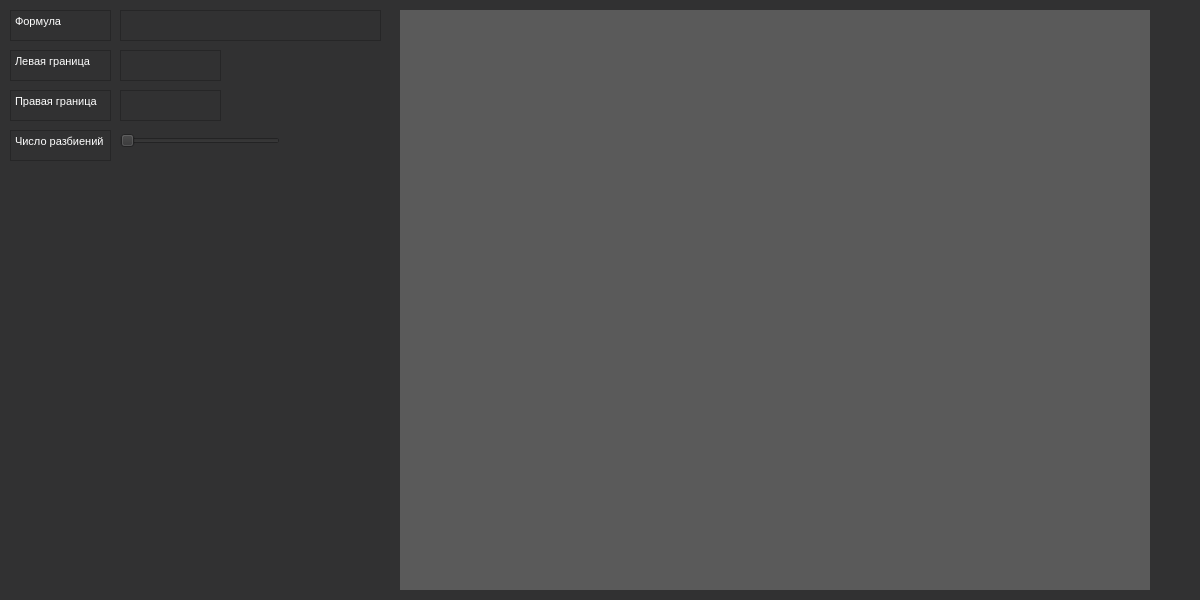
The window that Integral/integral.ui (grishasolakhyan/Python) describes before a commit, drawn with Qt 5.
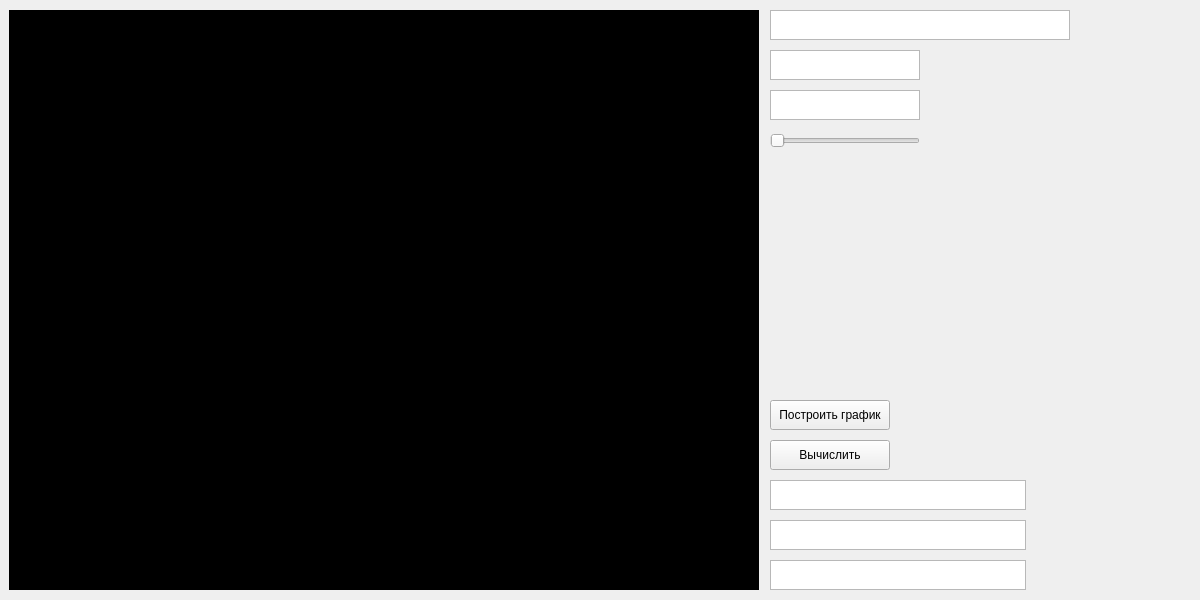
The same window after the commit.

What changed in the file:
```diff
--- a/Integral/integral.ui
+++ b/Integral/integral.ui
@@ -14,170 +14,125 @@
    <string>MainWindow</string>
   </property>
   <property name="styleSheet">
-   <string notr="true">background-color: rgb(49, 49, 50);</string>
+   <string notr="true"/>
   </property>
   <widget class="QWidget" name="centralwidget">
-   <widget class="QWidget" name="widget" native="true">
+   <widget class="QTextEdit" name="equation">
     <property name="geometry">
      <rect>
-      <x>400</x>
+      <x>770</x>
       <y>10</y>
-      <width>750</width>
-      <height>580</height>
+      <width>300</width>
+      <height>30</height>
      </rect>
     </property>
-    <property name="styleSheet">
-     <string notr="true">background-color: rgb(90, 90, 90);</string>
-    </property>
    </widget>
    <widget class="QTextEdit" name="textEdit">
     <property name="geometry">
      <rect>
-      <x>120</x>
-      <y>10</y>
-      <width>261</width>
-      <height>31</height>
-     </rect>
-    </property>
-    <property name="styleSheet">
-     <string notr="true">color: rgb(255, 255, 255);</string>
-    </property>
-    <property name="html">
-     <string>&lt;!DOCTYPE HTML PUBLIC &quot;-//W3C//DTD HTML 4.0//EN&quot; &quot;http://www.w3.org/TR/REC-html40/strict.dtd&quot;&gt;
-&lt;html&gt;&lt;head&gt;&lt;meta name=&quot;qrichtext&quot; content=&quot;1&quot; /&gt;&lt;style type=&quot;text/css&quot;&gt;
-p, li { white-space: pre-wrap; }
-&lt;/style&gt;&lt;/head&gt;&lt;body style=&quot; font-family:'MS Shell Dlg 2'; font-size:8.25pt; font-weight:400; font-style:normal;&quot;&gt;
-&lt;p style=&quot;-qt-paragraph-type:empty; margin-top:0px; margin-bottom:0px; margin-left:0px; margin-right:0px; -qt-block-indent:0; text-indent:0px;&quot;&gt;&lt;br /&gt;&lt;/p&gt;&lt;/body&gt;&lt;/html&gt;</string>
-    </property>
-   </widget>
-   <widget class="QTextEdit" name="textEdit_2">
-    <property name="geometry">
-     <rect>
-      <x>120</x>
+      <x>770</x>
       <y>50</y>
-      <width>101</width>
-      <height>31</height>
+      <width>150</width>
+      <height>30</height>
      </rect>
     </property>
-    <property name="html">
-     <string>&lt;!DOCTYPE HTML PUBLIC &quot;-//W3C//DTD HTML 4.0//EN&quot; &quot;http://www.w3.org/TR/REC-html40/strict.dtd&quot;&gt;
-&lt;html&gt;&lt;head&gt;&lt;meta name=&quot;qrichtext&quot; content=&quot;1&quot; /&gt;&lt;style type=&quot;text/css&quot;&gt;
-p, li { white-space: pre-wrap; }
-&lt;/style&gt;&lt;/head&gt;&lt;body style=&quot; font-family:'MS Shell Dlg 2'; font-size:8.25pt; font-weight:400; font-style:normal;&quot;&gt;
-&lt;p style=&quot;-qt-paragraph-type:empty; margin-top:0px; margin-bottom:0px; margin-left:0px; margin-right:0px; -qt-block-indent:0; text-indent:0px;&quot;&gt;&lt;br /&gt;&lt;/p&gt;&lt;/body&gt;&lt;/html&gt;</string>
-    </property>
    </widget>
    <widget class="QTextEdit" name="textEdit_3">
     <property name="geometry">
      <rect>
-      <x>120</x>
+      <x>770</x>
       <y>90</y>
-      <width>101</width>
-      <height>31</height>
+      <width>150</width>
+      <height>30</height>
      </rect>
     </property>
-    <property name="html">
-     <string>&lt;!DOCTYPE HTML PUBLIC &quot;-//W3C//DTD HTML 4.0//EN&quot; &quot;http://www.w3.org/TR/REC-html40/strict.dtd&quot;&gt;
-&lt;html&gt;&lt;head&gt;&lt;meta name=&quot;qrichtext&quot; content=&quot;1&quot; /&gt;&lt;style type=&quot;text/css&quot;&gt;
-p, li { white-space: pre-wrap; }
-&lt;/style&gt;&lt;/head&gt;&lt;body style=&quot; font-family:'MS Shell Dlg 2'; font-size:8.25pt; font-weight:400; font-style:normal;&quot;&gt;
-&lt;p style=&quot;-qt-paragraph-type:empty; margin-top:0px; margin-bottom:0px; margin-left:0px; margin-right:0px; -qt-block-indent:0; text-indent:0px;&quot;&gt;&lt;br /&gt;&lt;/p&gt;&lt;/body&gt;&lt;/html&gt;</string>
-    </property>
    </widget>
    <widget class="QSlider" name="horizontalSlider">
     <property name="geometry">
      <rect>
-      <x>120</x>
+      <x>770</x>
       <y>130</y>
-      <width>160</width>
+      <width>150</width>
       <height>22</height>
      </rect>
     </property>
-    <property name="minimum">
-     <number>1</number>
-    </property>
     <property name="orientation">
      <enum>Qt::Horizontal</enum>
     </property>
    </widget>
-   <widget class="QTextBrowser" name="textBrowser">
+   <widget class="QPushButton" name="btn_graph">
     <property name="geometry">
      <rect>
-      <x>10</x>
+      <x>770</x>
+      <y>400</y>
+      <width>120</width>
+      <height>30</height>
+     </rect>
+    </property>
+    <property name="styleSheet">
+     <string notr="true"/>
+    </property>
+    <property name="text">
+     <string>Построить график</string>
+    </property>
+   </widget>
+   <widget class="QPushButton" name="btn_integral">
+    <property name="geometry">
+     <rect>
+      <x>770</x>
+      <y>440</y>
+      <width>120</width>
+      <height>30</height>
+     </rect>
+    </property>
+    <property name="styleSheet">
+     <string notr="true"/>
+    </property>
+    <property name="text">
+     <string>Вычислить</string>
+    </property>
+   </widget>
+   <widget class="QTextBrowser" name="result_rect">
+    <property name="geometry">
+     <rect>
+      <x>770</x>
+      <y>480</y>
+      <width>256</width>
+      <height>30</height>
+     </rect>
+    </property>
+   </widget>
+   <widget class="QTextBrowser" name="result_trap">
+    <property name="geometry">
+     <rect>
+      <x>770</x>
+      <y>520</y>
+      <width>256</width>
+      <height>30</height>
+     </rect>
+    </property>
+   </widget>
+   <widget class="QTextBrowser" name="result_Simp">
+    <property name="geometry">
+     <rect>
+      <x>770</x>
+      <y>560</y>
+      <width>256</width>
+      <height>30</height>
+     </rect>
+    </property>
+   </widget>
+   <widget class="QWidget" name="widget" native="true">
+    <property name="geometry">
+     <rect>
+      <x>9</x>
       <y>10</y>
-      <width>101</width>
-      <height>31</height>
+      <width>750</width>
+      <height>580</height>
      </rect>
     </property>
     <property name="styleSheet">
-     <string notr="true">color: rgb(255, 255, 255);</string>
-    </property>
-    <property name="html">
-     <string>&lt;!DOCTYPE HTML PUBLIC &quot;-//W3C//DTD HTML 4.0//EN&quot; &quot;http://www.w3.org/TR/REC-html40/strict.dtd&quot;&gt;
-&lt;html&gt;&lt;head&gt;&lt;meta name=&quot;qrichtext&quot; content=&quot;1&quot; /&gt;&lt;style type=&quot;text/css&quot;&gt;
-p, li { white-space: pre-wrap; }
-&lt;/style&gt;&lt;/head&gt;&lt;body style=&quot; font-family:'MS Shell Dlg 2'; font-size:8.25pt; font-weight:400; font-style:normal;&quot;&gt;
-&lt;p style=&quot; margin-top:0px; margin-bottom:0px; margin-left:0px; margin-right:0px; -qt-block-indent:0; text-indent:0px;&quot;&gt;&lt;span style=&quot; color:#ffffff;&quot;&gt;Формула&lt;/span&gt;&lt;/p&gt;&lt;/body&gt;&lt;/html&gt;</string>
-    </property>
-   </widget>
-   <widget class="QTextBrowser" name="textBrowser_2">
-    <property name="geometry">
-     <rect>
-      <x>10</x>
-      <y>50</y>
-      <width>101</width>
-      <height>31</height>
-     </rect>
-    </property>
-    <property name="styleSheet">
-     <string notr="true">color: rgb(255, 255, 255);</string>
-    </property>
-    <property name="html">
-     <string>&lt;!DOCTYPE HTML PUBLIC &quot;-//W3C//DTD HTML 4.0//EN&quot; &quot;http://www.w3.org/TR/REC-html40/strict.dtd&quot;&gt;
-&lt;html&gt;&lt;head&gt;&lt;meta name=&quot;qrichtext&quot; content=&quot;1&quot; /&gt;&lt;style type=&quot;text/css&quot;&gt;
-p, li { white-space: pre-wrap; }
-&lt;/style&gt;&lt;/head&gt;&lt;body style=&quot; font-family:'MS Shell Dlg 2'; font-size:8.25pt; font-weight:400; font-style:normal;&quot;&gt;
-&lt;p style=&quot; margin-top:0px; margin-bottom:0px; margin-left:0px; margin-right:0px; -qt-block-indent:0; text-indent:0px;&quot;&gt;Левая граница&lt;/p&gt;&lt;/body&gt;&lt;/html&gt;</string>
-    </property>
-   </widget>
-   <widget class="QTextBrowser" name="textBrowser_3">
-    <property name="geometry">
-     <rect>
-      <x>10</x>
-      <y>130</y>
-      <width>101</width>
-      <height>31</height>
-     </rect>
-    </property>
-    <property name="styleSheet">
-     <string notr="true">color: rgb(255, 255, 255);</string>
-    </property>
-    <property name="html">
-     <string>&lt;!DOCTYPE HTML PUBLIC &quot;-//W3C//DTD HTML 4.0//EN&quot; &quot;http://www.w3.org/TR/REC-html40/strict.dtd&quot;&gt;
-&lt;html&gt;&lt;head&gt;&lt;meta name=&quot;qrichtext&quot; content=&quot;1&quot; /&gt;&lt;style type=&quot;text/css&quot;&gt;
-p, li { white-space: pre-wrap; }
-&lt;/style&gt;&lt;/head&gt;&lt;body style=&quot; font-family:'MS Shell Dlg 2'; font-size:8.25pt; font-weight:400; font-style:normal;&quot;&gt;
-&lt;p style=&quot; margin-top:0px; margin-bottom:0px; margin-left:0px; margin-right:0px; -qt-block-indent:0; text-indent:0px;&quot;&gt;&lt;span style=&quot; color:#ffffff;&quot;&gt;Число разбиений&lt;/span&gt;&lt;/p&gt;&lt;/body&gt;&lt;/html&gt;</string>
-    </property>
-   </widget>
-   <widget class="QTextBrowser" name="textBrowser_4">
-    <property name="geometry">
-     <rect>
-      <x>10</x>
-      <y>90</y>
-      <width>101</width>
-      <height>31</height>
-     </rect>
-    </property>
-    <property name="styleSheet">
-     <string notr="true">color: rgb(255, 255, 255);</string>
-    </property>
-    <property name="html">
-     <string>&lt;!DOCTYPE HTML PUBLIC &quot;-//W3C//DTD HTML 4.0//EN&quot; &quot;http://www.w3.org/TR/REC-html40/strict.dtd&quot;&gt;
-&lt;html&gt;&lt;head&gt;&lt;meta name=&quot;qrichtext&quot; content=&quot;1&quot; /&gt;&lt;style type=&quot;text/css&quot;&gt;
-p, li { white-space: pre-wrap; }
-&lt;/style&gt;&lt;/head&gt;&lt;body style=&quot; font-family:'MS Shell Dlg 2'; font-size:8.25pt; font-weight:400; font-style:normal;&quot;&gt;
-&lt;p style=&quot; margin-top:0px; margin-bottom:0px; margin-left:0px; margin-right:0px; -qt-block-indent:0; text-indent:0px;&quot;&gt;&lt;span style=&quot; color:#ffffff;&quot;&gt;Правая граница&lt;/span&gt;&lt;/p&gt;&lt;/body&gt;&lt;/html&gt;</string>
+     <string notr="true">background-color: rgb(0, 0, 0);</string>
     </property>
    </widget>
   </widget>
```
Left out of the diff: 6 changed lines with no effect on the pictures.
